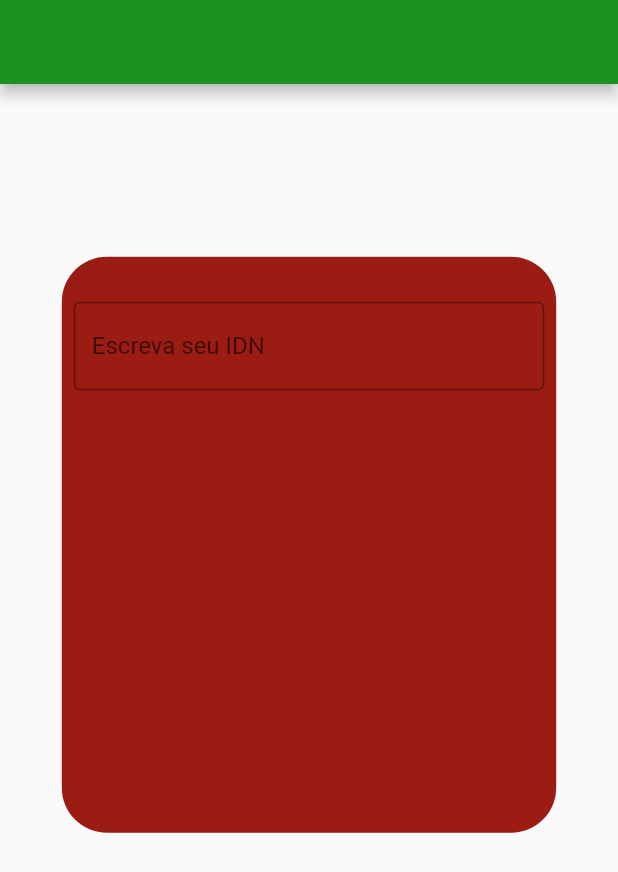
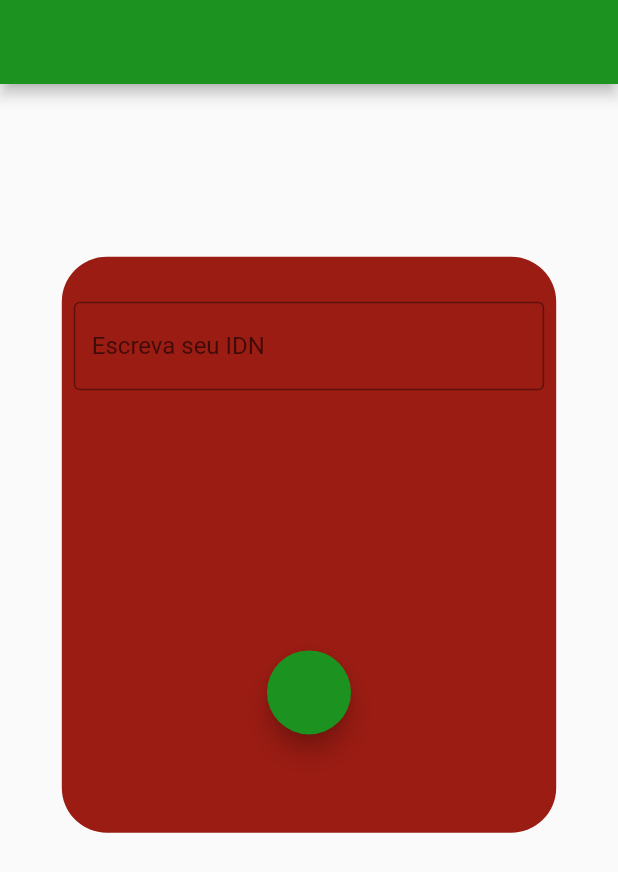
Before and after one commit to jpcmorais16/OPNTasks-Flutter, a Flutter app: the screen it shows after launch, on a phone screen of 412 x 824 dp. Shown: the top 872 px of the screen. Run offline on Flutter 3.47's test engine with Material 2 defaults, Android fonts, the light colour scheme and no system bars; our stand-ins replace firebase_core; accounts and stored records are empty.

Commit message:
a lot of changes

```diff
--- a/opntasks_flutter/lib/login_screen.dart
+++ b/opntasks_flutter/lib/login_screen.dart
@@ -1,9 +1,9 @@
 import 'package:flutter/material.dart';
 import 'package:http/http.dart' as http;
-import 'package:opntasks_flutter/pretask_screen.dart';
+
 import 'dart:convert' as convert;
 
-import 'package:opntasks_flutter/task_screen.dart';
+import 'pretask_screen.dart';
 
 class LoginScreen extends StatefulWidget {
   const LoginScreen({super.key});
@@ -13,24 +13,27 @@ class LoginScreen extends StatefulWidget {
 }
 
 class _LoginScreenState extends State<LoginScreen> {
+  String? text;
+  bool isLogging = false;
   void login(BuildContext context, String idn) async {
     var url = Uri.http('Teste-env.eba-tcxtgrep.us-east-1.elasticbeanstalk.com',
         '/api/Login', {'IDN': idn});
+    isLogging = true;
     await http.post(url).then((response) async {
       var user = convert.jsonDecode(response.body);
       Navigator.push(
         context,
         MaterialPageRoute(
-          builder: (_) =>
-              PreTaskScreen(idn: idn, hasTask: user["taskGoal"] != null),
+          builder: (_) => PreTaskScreen(
+              idn: idn, hasTaskInitially: user["taskGoal"] != null),
         ),
       );
+      isLogging = false;
     });
   }
 
   @override
   Widget build(BuildContext context) {
-    TextEditingController textController = TextEditingController();
     return MaterialApp(
       home: Builder(builder: (context) {
         return Scaffold(
@@ -50,17 +53,33 @@ class _LoginScreenState extends State<LoginScreen> {
                     Radius.circular(30),
                   ),
                 ),
-                child: Padding(
-                  padding:
-                      const EdgeInsets.symmetric(horizontal: 8, vertical: 30),
-                  child: TextField(
-                    onSubmitted: (value) => login(context, value),
-                    decoration: const InputDecoration(
-                      border:
-                          OutlineInputBorder(borderSide: BorderSide(width: 20)),
-                      hintText: 'Escreva seu IDN',
+                child: Stack(
+                  children: [
+                    Padding(
+                      padding: const EdgeInsets.symmetric(
+                          horizontal: 8, vertical: 30),
+                      child: TextField(
+                        onChanged: (value) => text = value,
+                        onSubmitted: (value) => login(context, value),
+                        decoration: const InputDecoration(
+                          border: OutlineInputBorder(
+                              borderSide: BorderSide(width: 20)),
+                          hintText: 'Escreva seu IDN',
+                        ),
+                      ),
                     ),
-                  ),
+                    Align(
+                      alignment: Alignment.lerp(
+                          Alignment.bottomCenter, Alignment.center, 0.4)!,
+                      child: FloatingActionButton(
+                          backgroundColor:
+                              const Color.fromARGB(255, 28, 146, 32),
+                          onPressed: () {
+                            if (text != null && !isLogging)
+                              login(context, text!);
+                          }),
+                    )
+                  ],
                 ),
               ),
             ),
--- a/opntasks_flutter/lib/pretask_screen.dart
+++ b/opntasks_flutter/lib/pretask_screen.dart
@@ -1,15 +1,16 @@
 import 'package:flutter/material.dart';
 import 'package:http/http.dart' as http;
-import 'package:opntasks_flutter/task_screen.dart';
+import 'package:opn_flutter/task_screen.dart';
 
 class PreTaskScreen extends StatefulWidget {
-  final bool? hasTask;
+  final bool? hasTaskInitially;
   final String? idn;
-  const PreTaskScreen({super.key, required this.hasTask, required this.idn});
+  const PreTaskScreen(
+      {super.key, required this.hasTaskInitially, required this.idn});
 
   @override
   State<PreTaskScreen> createState() =>
-      _PreTaskScreenState(hasTask: this.hasTask);
+      _PreTaskScreenState(hasTask: this.hasTaskInitially);
 }
 
 class _PreTaskScreenState extends State<PreTaskScreen> {
@@ -17,7 +18,7 @@ class _PreTaskScreenState extends State<PreTaskScreen> {
   _PreTaskScreenState({required this.hasTask});
   @override
   Widget build(BuildContext context) {
-    if (widget.hasTask!) {
+    if (widget.hasTaskInitially!) {
       Navigator.push(
         context,
         MaterialPageRoute(
```
Also changed, not shown: opntasks_flutter/lib/main.dart (+5 -3 lines), opntasks_flutter/lib/task_screen.dart (+11 -4 lines), opntasks_flutter/pubspec.yaml (+2 -5 lines), opntasks_flutter/firebase.json (added), opntasks_flutter/lib/firebase_options.dart (added), opntasks_flutter/pubspec.lock, 26 other files.
